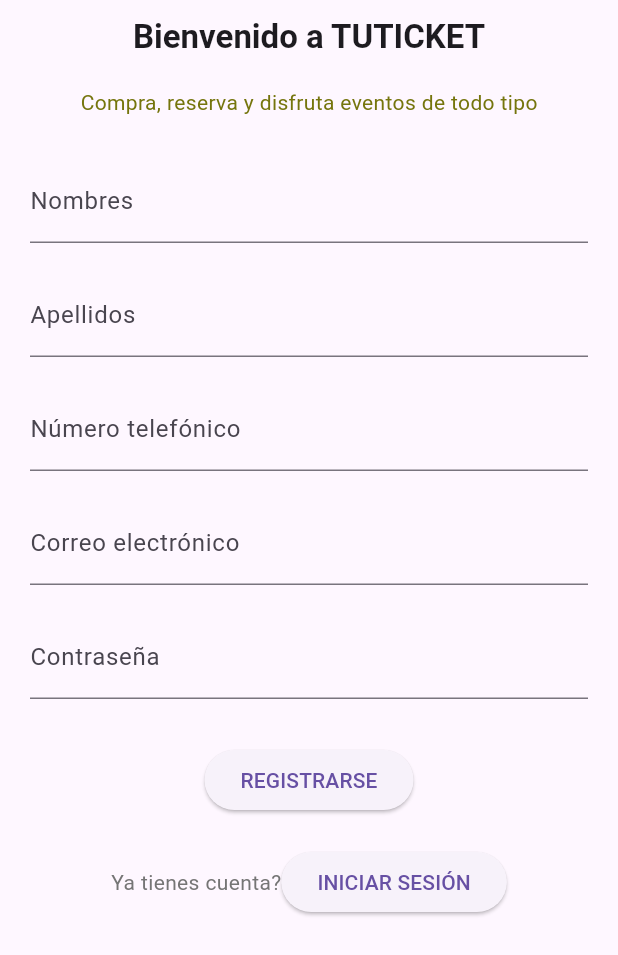
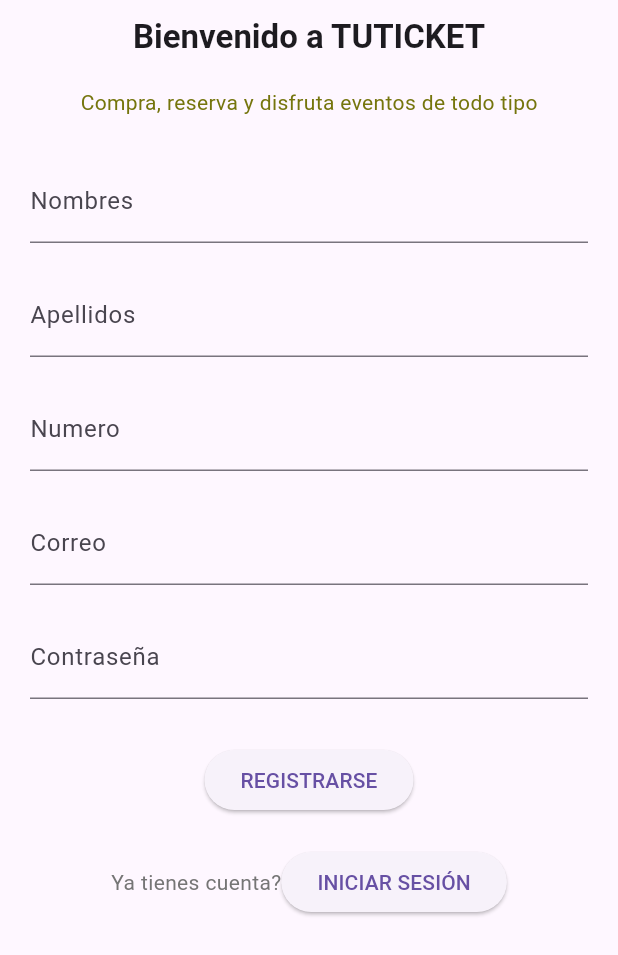
Before and after one commit to JhonBrandonLayton/tuticketflutter, a Flutter app: the screen it shows after launch, on a phone screen of 412 x 824 dp. Shown: the top 955 px of the screen. Run offline on Flutter 3.47's test engine with Material 3 defaults, Android fonts, the phone set to English and light mode, and no system bars; our stand-ins replace cloud_firestore, firebase_auth, firebase_core; accounts and stored records are empty.

Commit message:
widget_textfields

```diff
--- a/lib/home_page.dart
+++ b/lib/home_page.dart
@@ -18,8 +18,8 @@
         borderRadius: BorderRadius.circular(8.0),
         child: Image.network(
           imageUrl,
-          width: 1.0, // Reduce image size (optional)
-          height: 1.0, // Reduce image size (optional)
+          width: 1.0,
+          height: 1.0,
           fit: BoxFit.cover,
         ),
       ),
--- a/lib/main.dart
+++ b/lib/main.dart
@@ -1,9 +1,8 @@
-// ignore_for_file: use_build_context_synchronously
-
 import 'package:firebase_auth/firebase_auth.dart';
 import 'package:flutter/material.dart';
 import 'package:firebase_core/firebase_core.dart';
 import 'package:tuticket/inicio_sesion.dart';
+import 'package:tuticket/textfield_personalizado.dart';
 import 'firebase_options.dart';
 
 void main() async {
@@ -80,32 +79,15 @@
         padding: const EdgeInsets.all(20.0),
         child: Column(
           children: [
-            TextField(
-              controller: _nombresController,
-              decoration: const InputDecoration(labelText: 'Nombres'),
-            ),
+            TextFieldPersonalizado(labelText: 'Nombres', controller: _nombresController),
             const SizedBox(height: 20.0),
-            TextField(
-              controller: _apellidosController,
-              decoration: const InputDecoration(labelText: 'Apellidos'),
-            ),
+            TextFieldPersonalizado(labelText: 'Apellidos', controller: _apellidosController),
             const SizedBox(height: 20.0),
-            TextField(
-              controller: _numeroController,
-              decoration: const InputDecoration(labelText: 'Número telefónico'),
-            ),
+            TextFieldPersonalizado(labelText: 'Numero', controller: _numeroController),
             const SizedBox(height: 20.0),
-            TextField(
-              controller: _emailController,
-              decoration:
-                  const InputDecoration(labelText: 'Correo electrónico'),
-            ),
+            TextFieldPersonalizado(labelText: 'Correo', controller: _emailController),
             const SizedBox(height: 20.0),
-            TextField(
-              controller: _passwordController,
-              decoration: const InputDecoration(labelText: 'Contraseña'),
-              obscureText: true,
-            ),
+            TextFieldPersonalizado(labelText: 'Contraseña', controller: _passwordController),
             const SizedBox(height: 30.0),
             ElevatedButton(
               onPressed: () async {
--- /dev/null
+++ b/lib/textfield_personalizado.dart
@@ -0,0 +1,24 @@
+
+import 'package:flutter/material.dart';
+
+class TextFieldPersonalizado extends StatelessWidget {
+  final String labelText;
+  final TextEditingController controller;
+  final bool obscureText;
+
+  const TextFieldPersonalizado({
+    super.key,
+    required this.labelText,
+    required this.controller,
+    this.obscureText = false,
+  });
+
+  @override
+  Widget build(BuildContext context) {
+    return TextField(
+      controller: controller,
+      decoration: InputDecoration(labelText: labelText),
+      obscureText: obscureText,
+    );
+  }
+}
```
